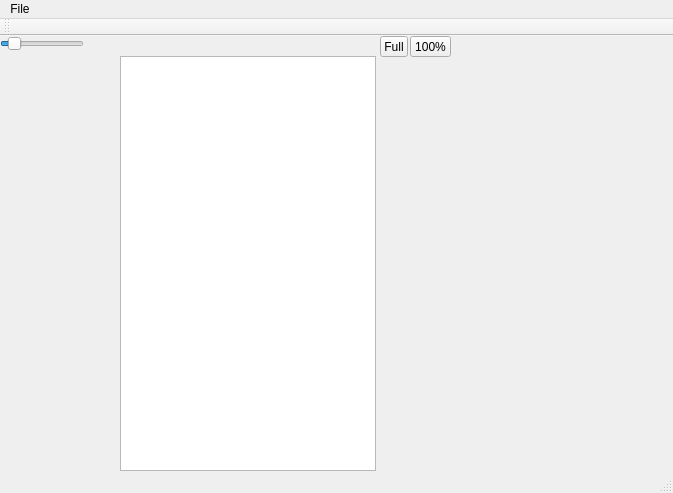
otre99/QtSimpleImageViewer, file src/mainwindow.ui: the form before one commit.
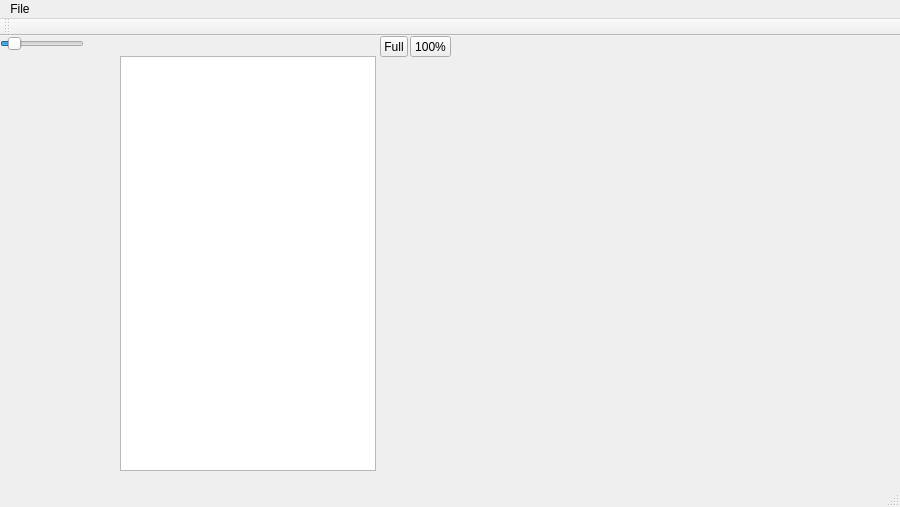
The form after the commit.

```diff
--- a/src/mainwindow.ui
+++ b/src/mainwindow.ui
@@ -6,8 +6,8 @@
    <rect>
     <x>0</x>
     <y>0</y>
-    <width>673</width>
-    <height>493</height>
+    <width>900</width>
+    <height>507</height>
    </rect>
   </property>
   <property name="windowTitle">
@@ -126,8 +126,8 @@
     <rect>
      <x>0</x>
      <y>0</y>
-     <width>673</width>
-     <height>20</height>
+     <width>900</width>
+     <height>19</height>
     </rect>
    </property>
    <widget class="QMenu" name="menuFile">
```
